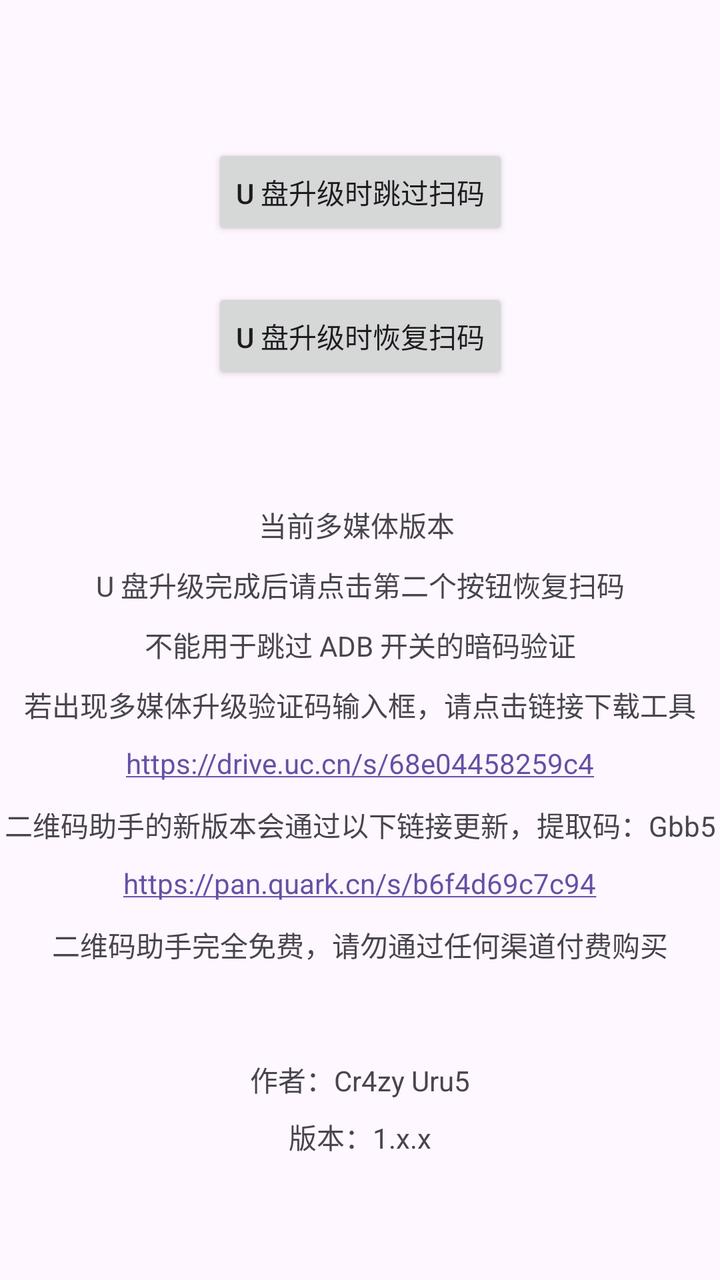
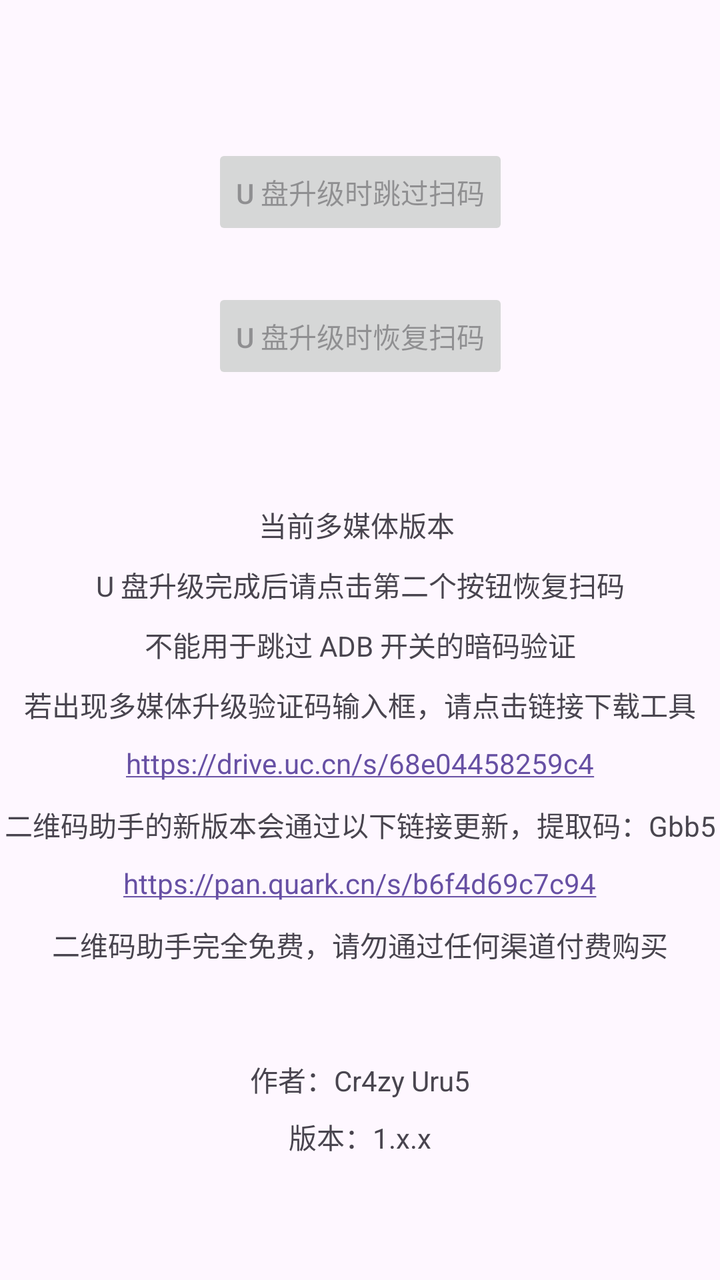

Before-and-after screenshots of an Android layout around one commit, followed by the original layout XML and the change that was made.
<!-- AndroidManifest.xml: activity theme Theme.BYDOTAQRCodeBypass -->
<!-- res/layout/activity_main.xml -->
<?xml version="1.0" encoding="utf-8"?>
<androidx.constraintlayout.widget.ConstraintLayout xmlns:android="http://schemas.android.com/apk/res/android"
    xmlns:app="http://schemas.android.com/apk/res-auto"
    xmlns:tools="http://schemas.android.com/tools"
    android:id="@+id/main"
    android:layout_width="match_parent"
    android:layout_height="match_parent"
    tools:context="com.crazyurus.bydota.qrcodebypass.MainActivity">

    <Button
        android:id="@+id/button"
        android:layout_width="wrap_content"
        android:layout_height="wrap_content"
        android:layout_marginStart="24dp"
        android:layout_marginTop="72dp"
        android:layout_marginEnd="24dp"
        android:text="U 盘升级时跳过扫码"
        app:layout_constraintEnd_toEndOf="parent"
        app:layout_constraintStart_toStartOf="parent"
        app:layout_constraintTop_toTopOf="parent" />

    <Button
        android:id="@+id/button2"
        android:layout_width="wrap_content"
        android:layout_height="wrap_content"
        android:layout_marginStart="24dp"
        android:layout_marginTop="24dp"
        android:layout_marginEnd="24dp"
        android:text="U 盘升级时恢复扫码"
        app:layout_constraintEnd_toEndOf="parent"
        app:layout_constraintStart_toStartOf="parent"
        app:layout_constraintTop_toBottomOf="@+id/button" />

    <TextView
        android:id="@+id/textView"
        android:layout_width="wrap_content"
        android:layout_height="wrap_content"
        android:layout_marginStart="24dp"
        android:layout_marginEnd="24dp"
        android:layout_marginBottom="90dp"
        android:text="作者：Cr4zy Uru5"
        app:layout_constraintBottom_toBottomOf="parent"
        app:layout_constraintEnd_toEndOf="parent"
        app:layout_constraintStart_toStartOf="parent" />

    <TextView
        android:id="@+id/textVersion"
        android:layout_width="wrap_content"
        android:layout_height="wrap_content"
        android:layout_marginStart="24dp"
        android:layout_marginTop="8dp"
        android:layout_marginEnd="24dp"
        android:text="版本：1.x.x"
        app:layout_constraintEnd_toEndOf="parent"
        app:layout_constraintStart_toStartOf="parent"
        app:layout_constraintTop_toBottomOf="@id/textView" />

    <TextView
        android:id="@+id/textView3"
        android:layout_width="wrap_content"
        android:layout_height="wrap_content"
        android:layout_marginStart="24dp"
        android:layout_marginTop="60dp"
        android:layout_marginEnd="24dp"
        android:text="当前多媒体版本 "
        app:layout_constraintEnd_toEndOf="parent"
        app:layout_constraintStart_toStartOf="parent"
        app:layout_constraintTop_toBottomOf="@+id/button2" />

    <TextView
        android:id="@+id/textView4"
        android:layout_width="wrap_content"
        android:layout_height="wrap_content"
        android:layout_marginStart="24dp"
        android:layout_marginTop="90dp"
        android:layout_marginEnd="24dp"
        android:text="U 盘升级完成后请点击第二个按钮恢复扫码"
        app:layout_constraintEnd_toEndOf="parent"
        app:layout_constraintStart_toStartOf="parent"
        app:layout_constraintTop_toBottomOf="@+id/button2" />

    <TextView
        android:id="@+id/textView5"
        android:layout_width="wrap_content"
        android:layout_height="wrap_content"
        android:layout_marginStart="24dp"
        android:layout_marginTop="120dp"
        android:layout_marginEnd="24dp"
        android:text="不能用于跳过 ADB 开关的暗码验证"
        app:layout_constraintEnd_toEndOf="parent"
        app:layout_constraintStart_toStartOf="parent"
        app:layout_constraintTop_toBottomOf="@+id/button2" />

    <TextView
        android:id="@+id/textView2"
        android:layout_width="wrap_content"
        android:layout_height="wrap_content"
        android:layout_marginStart="24dp"
        android:layout_marginTop="150dp"
        android:layout_marginEnd="24dp"
        android:text="若出现多媒体升级验证码输入框，请点击链接下载工具"
        app:layout_constraintEnd_toEndOf="parent"
        app:layout_constraintStart_toStartOf="parent"
        app:layout_constraintTop_toBottomOf="@+id/button2" />

    <TextView
        android:id="@+id/textLink"
        android:layout_width="wrap_content"
        android:layout_height="wrap_content"
        android:layout_marginStart="24dp"
        android:layout_marginTop="180dp"
        android:layout_marginEnd="24dp"
        android:autoLink="web"
        android:text="https://drive.uc.cn/s/68e04458259c4"
        app:layout_constraintEnd_toEndOf="parent"
        app:layout_constraintStart_toStartOf="parent"
        app:layout_constraintTop_toBottomOf="@+id/button2" />

    <TextView
        android:id="@+id/textView6"
        android:layout_width="wrap_content"
        android:layout_height="wrap_content"
        android:layout_marginStart="24dp"
        android:layout_marginTop="210dp"
        android:layout_marginEnd="24dp"
        android:text="二维码助手的新版本会通过以下链接更新，提取码：Gbb5"
        app:layout_constraintEnd_toEndOf="parent"
        app:layout_constraintStart_toStartOf="parent"
        app:layout_constraintTop_toBottomOf="@+id/button2" />

    <TextView
        android:id="@+id/textLink2"
        android:layout_width="wrap_content"
        android:layout_height="wrap_content"
        android:layout_marginStart="24dp"
        android:layout_marginTop="240dp"
        android:layout_marginEnd="24dp"
        android:autoLink="web"
        android:text="https://pan.quark.cn/s/b6f4d69c7c94"
        app:layout_constraintEnd_toEndOf="parent"
        app:layout_constraintStart_toStartOf="parent"
        app:layout_constraintTop_toBottomOf="@+id/button2" />

    <TextView
        android:id="@+id/textView7"
        android:layout_width="wrap_content"
        android:layout_height="wrap_content"
        android:layout_marginStart="24dp"
        android:layout_marginTop="270dp"
        android:layout_marginEnd="24dp"
        android:text="二维码助手完全免费，请勿通过任何渠道付费购买"
        app:layout_constraintEnd_toEndOf="parent"
        app:layout_constraintStart_toStartOf="parent"
        app:layout_constraintTop_toBottomOf="@+id/button2" />

</androidx.constraintlayout.widget.ConstraintLayout>
<!-- resources referenced by this layout -->
<resources>
  <style name="Theme.BYDOTAQRCodeBypass" parent="android:Theme.Material.Light.NoActionBar" />
</resources>

<!-- the commit's change to res/layout/activity_main.xml (unified diff, before → after) -->
@@ -14,6 +14,7 @@
         android:layout_marginStart="24dp"
         android:layout_marginTop="72dp"
         android:layout_marginEnd="24dp"
+        android:enabled="false"
         android:text="U 盘升级时跳过扫码"
         app:layout_constraintEnd_toEndOf="parent"
         app:layout_constraintStart_toStartOf="parent"
@@ -26,6 +27,7 @@
         android:layout_marginStart="24dp"
         android:layout_marginTop="24dp"
         android:layout_marginEnd="24dp"
+        android:enabled="false"
         android:text="U 盘升级时恢复扫码"
         app:layout_constraintEnd_toEndOf="parent"
         app:layout_constraintStart_toStartOf="parent"
